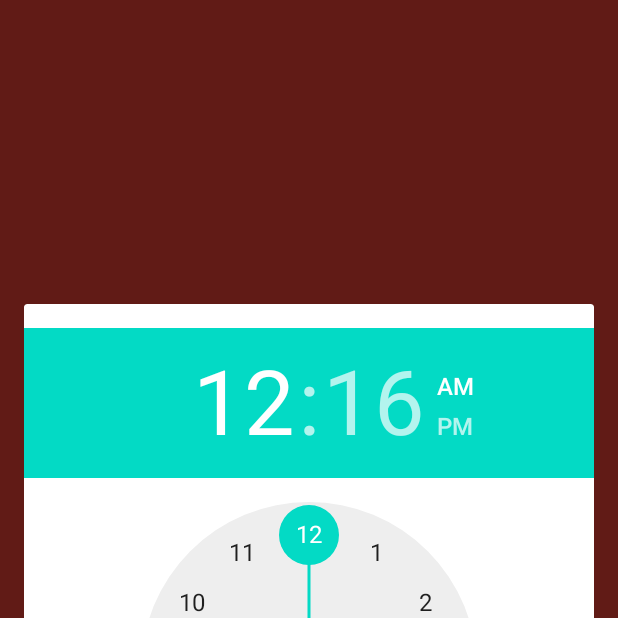
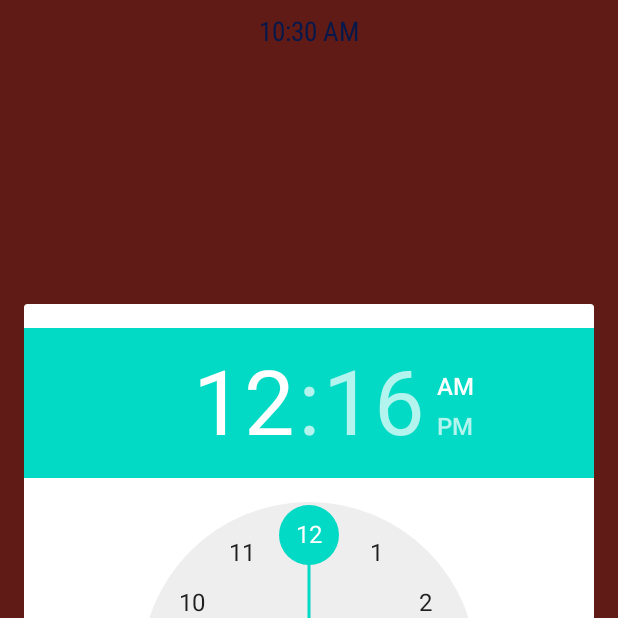
Before and after one commit to galemu2/MultiTasker-Alarm-app-, an Android app: the fragment Fragment2AlarmList shown on its own in the app's theme, after a tap on an icon or button, on a phone screen of 412 x 824 dp, the top half of it. Run offline under Robolectric (Android 15) with nearby library versions, the phone set to English and light mode, and no system bars; our stand-ins replace data binding; 3 statements that could not run were skipped.

```diff
--- a/app/src/main/java/com/ctrlaccess/multitasker/Fragment1ScheduleList.kt
+++ b/app/src/main/java/com/ctrlaccess/multitasker/Fragment1ScheduleList.kt
@@ -30,11 +30,10 @@ open class Fragment1ScheduleList : Fragment() {
             inflater, R.layout.fragment1_schedule_list,
             container, false
         )
-        (activity as ToolbarTitleChangeListener).updateTitle(getString(R.string.app_name), null)
+        (activity as ToolbarTitleChangeListener).hideMenu()
+
         binding.fab1List.setOnClickListener {
-
             createAlertDialog1()
-
         }
 
         return binding.root
--- a/app/src/main/java/com/ctrlaccess/multitasker/Fragment2AlarmList.kt
+++ b/app/src/main/java/com/ctrlaccess/multitasker/Fragment2AlarmList.kt
@@ -3,10 +3,8 @@ package com.ctrlaccess.multitasker
 import android.app.AlertDialog
 import android.os.Build
 import android.os.Bundle
+import android.view.*
 import androidx.fragment.app.Fragment
-import android.view.LayoutInflater
-import android.view.View
-import android.view.ViewGroup
 import android.widget.TimePicker
 import androidx.databinding.DataBindingUtil
 import androidx.recyclerview.widget.LinearLayoutManager
@@ -24,9 +22,8 @@ import java.text.SimpleDateFormat
 class Fragment2AlarmList : Fragment() {
 
     lateinit var recyclerViewAlarmElements: RecyclerView
-    lateinit var recyclerView1AlramListAdaptor: RecyclerView1AlramListAdaptor
+    lateinit var recyclerView1AlarmListAdaptor: RecyclerView1AlarmListAdaptor
     private var alarms = arrayListOf<AlarmElement>()
-
 
     override fun onCreateView(
         inflater: LayoutInflater, container: ViewGroup?,
@@ -46,9 +43,11 @@ class Fragment2AlarmList : Fragment() {
         }
 
         recyclerViewAlarmElements = binding.recyclerViewAlarms
-        recyclerView1AlramListAdaptor = RecyclerView1AlramListAdaptor(requireContext())
-        recyclerViewAlarmElements.adapter = recyclerView1AlramListAdaptor
+        recyclerView1AlarmListAdaptor = RecyclerView1AlarmListAdaptor(requireContext())
+        recyclerViewAlarmElements.adapter = recyclerView1AlarmListAdaptor
         recyclerViewAlarmElements.layoutManager = LinearLayoutManager(requireContext())
+
+        (activity as ToolbarTitleChangeListener).showMenu()
 
         return binding.root
     }
@@ -64,7 +63,7 @@ class Fragment2AlarmList : Fragment() {
 
             val time: String = getTime(bindingAlert.timePicker)
             alarms.add(AlarmElement(time, null))
-            recyclerView1AlramListAdaptor.setAlarms(alarms)
+            recyclerView1AlarmListAdaptor.setAlarms(alarms)
         }
 
         builder?.setNegativeButton(R.string.cancel_create) { dialog, which ->
@@ -98,4 +97,6 @@ class Fragment2AlarmList : Fragment() {
 
         return formatter.format(time)
     }
+
+
 }
--- a/app/src/main/java/com/ctrlaccess/multitasker/RecyclerView1AlramListAdaptor.kt
+++ b/app/src/main/java/com/ctrlaccess/multitasker/RecyclerView1AlarmListAdaptor.kt
@@ -8,8 +8,8 @@ import android.widget.EditText
 import android.widget.TextView
 import androidx.recyclerview.widget.RecyclerView
 
-class RecyclerView1AlramListAdaptor(context: Context) :
-    RecyclerView.Adapter<RecyclerView1AlramListAdaptor.MyViewHolder>() {
+class RecyclerView1AlarmListAdaptor(context: Context) :
+    RecyclerView.Adapter<RecyclerView1AlarmListAdaptor.MyViewHolder>() {
 
     private val inflater: LayoutInflater = LayoutInflater.from(context)
     private var alarms = emptyList<AlarmElement>()
@@ -17,7 +17,7 @@ class RecyclerView1AlramListAdaptor(context: Context) :
     override fun onCreateViewHolder(
         parent: ViewGroup,
         viewType: Int
-    ): RecyclerView1AlramListAdaptor.MyViewHolder {
+    ): RecyclerView1AlarmListAdaptor.MyViewHolder {
         val view = inflater.inflate(R.layout.element1_alarm, parent, false)
         return MyViewHolder(view)
     }
@@ -27,7 +27,7 @@ class RecyclerView1AlramListAdaptor(context: Context) :
     }
 
     override fun onBindViewHolder(
-        holder: RecyclerView1AlramListAdaptor.MyViewHolder,
+        holder: RecyclerView1AlarmListAdaptor.MyViewHolder,
         position: Int
     ) {
         val currentAlarm = alarms[position]
--- /dev/null
+++ b/app/src/main/res/drawable/ic_baseline_done_outline_24.xml
@@ -0,0 +1,5 @@
+<vector android:height="24dp" android:tint="#DCDCDC"
+    android:viewportHeight="24" android:viewportWidth="24"
+    android:width="24dp" xmlns:android="http://schemas.android.com/apk/res/android">
+    <path android:fillColor="@android:color/white" android:pathData="M19.77,5.03l1.4,1.4L8.43,19.17l-5.6,-5.6 1.4,-1.4 4.2,4.2L19.77,5.03m0,-2.83L8.43,13.54l-4.2,-4.2L0,13.57 8.43,22 24,6.43 19.77,2.2z"/>
+</vector>
--- a/app/src/main/res/layout/fragment2_alarm_list.xml
+++ b/app/src/main/res/layout/fragment2_alarm_list.xml
@@ -9,6 +9,19 @@
         android:layout_height="match_parent"
         android:background="#F44336">
 
+        <TextClock
+            android:id="@+id/textClock"
+            android:layout_width="wrap_content"
+            android:layout_height="wrap_content"
+            android:layout_marginTop="8dp"
+            android:fontFamily="sans-serif-condensed"
+            android:textColor="#0F3CBA"
+            android:textSize="18sp"
+            app:layout_constraintEnd_toEndOf="parent"
+            app:layout_constraintStart_toStartOf="parent"
+            app:layout_constraintTop_toTopOf="parent"
+            tools:hint="11:22:33" />
+
         <androidx.recyclerview.widget.RecyclerView
             android:id="@+id/recyclerView_alarms"
             android:layout_width="match_parent"
@@ -18,8 +31,7 @@
             android:layout_marginEnd="8dp"
             app:layout_constraintEnd_toEndOf="parent"
             app:layout_constraintStart_toStartOf="parent"
-            app:layout_constraintTop_toTopOf="parent"
-            />
+            app:layout_constraintTop_toBottomOf="@+id/textClock" />
 
 
         <com.google.android.material.floatingactionbutton.FloatingActionButton
--- a/app/src/main/res/values/strings.xml
+++ b/app/src/main/res/values/strings.xml
@@ -18,4 +18,5 @@
     <string name="saturday">S</string>
     <string name="tuesday">T</string>
     <string name="wednesday">W</string>
+    <string name="save_button">save</string>
 </resources>
```
Also changed, not shown: app/src/main/java/com/ctrlaccess/multitasker/MainActivity.kt (+42 -1 lines), app/src/main/res/layout/activity_main.xml (+9 -3 lines), app/src/main/res/menu/save_alarms_button.xml (added, +11 -0 lines).
